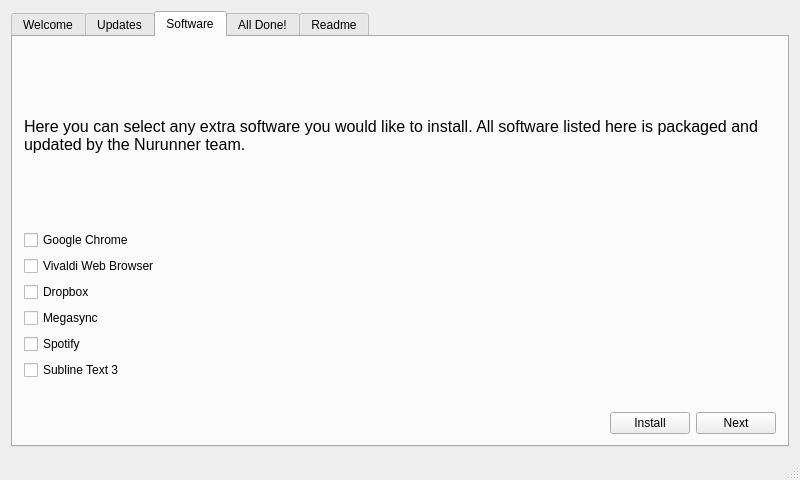
Above: src/mainwindow.ui from nurunner-linux/nurunner-welcome before the change. Below: the same form after it.
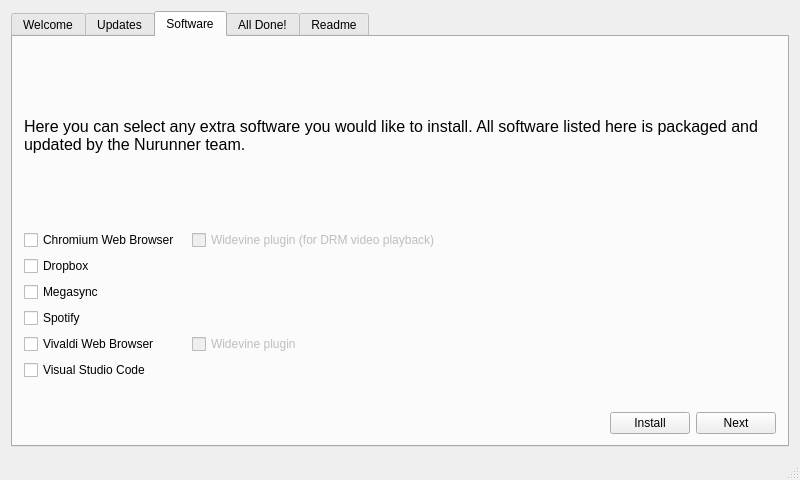
That is the form after the change. The open tabs and pages were chosen to show the change.

```diff
--- a/src/mainwindow.ui
+++ b/src/mainwindow.ui
@@ -229,7 +229,7 @@
           <item row="0" column="0">
            <widget class="QCheckBox" name="chromeCheckbox">
             <property name="text">
-             <string>Google Chrome</string>
+             <string>Chromium Web Browser</string>
             </property>
            </widget>
           </item>
@@ -254,17 +254,43 @@
             </property>
            </widget>
           </item>
+          <item row="6" column="0">
+           <widget class="QCheckBox" name="vscodeButton">
+            <property name="text">
+             <string>Visual Studio Code</string>
+            </property>
+           </widget>
+          </item>
           <item row="5" column="0">
-           <widget class="QCheckBox" name="sublimeCheckbox">
-            <property name="text">
-             <string>Subline Text 3</string>
-            </property>
-           </widget>
-          </item>
-          <item row="1" column="0">
            <widget class="QCheckBox" name="vivaldiCheckbox">
             <property name="text">
-             <string>Vivaldi Web Browser</string>
+             <string>Vivaldi Web Browser        </string>
+            </property>
+           </widget>
+          </item>
+          <item row="5" column="1">
+           <widget class="QCheckBox" name="vivaldiWidevineButton">
+            <property name="enabled">
+             <bool>false</bool>
+            </property>
+            <property name="text">
+             <string>Widevine plugin</string>
+            </property>
+           </widget>
+          </item>
+          <item row="0" column="1">
+           <widget class="QCheckBox" name="chromeWidevineButton">
+            <property name="enabled">
+             <bool>false</bool>
+            </property>
+            <property name="sizePolicy">
+             <sizepolicy hsizetype="Maximum" vsizetype="Fixed">
+              <horstretch>0</horstretch>
+              <verstretch>0</verstretch>
+             </sizepolicy>
+            </property>
+            <property name="text">
+             <string>Widevine plugin (for DRM video playback)</string>
             </property>
            </widget>
           </item>
```
Left out of the diff: 19 changed lines with no effect on the pictures.
